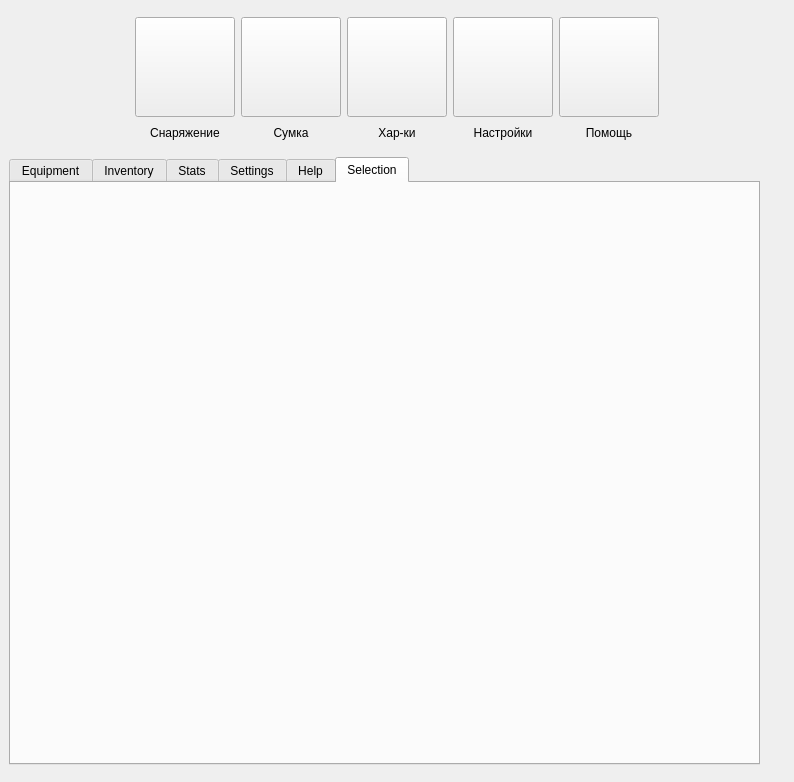
Old version of the form mainwindow.ui in the repository lDeathlWhisperl/TLHoN_SE.
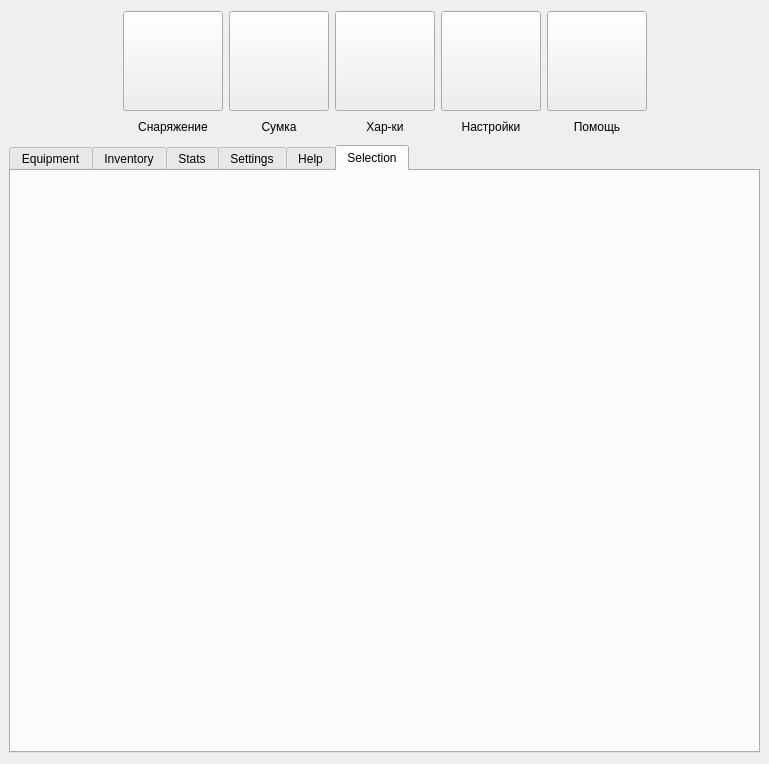
New version of the form. The open tabs and pages were chosen to show the change. Icons and pictures are not drawn.

```diff
--- a/mainwindow.ui
+++ b/mainwindow.ui
@@ -6,16 +6,28 @@
    <rect>
     <x>0</x>
     <y>0</y>
-    <width>794</width>
-    <height>782</height>
+    <width>769</width>
+    <height>764</height>
    </rect>
   </property>
   <property name="sizePolicy">
-   <sizepolicy hsizetype="Fixed" vsizetype="Fixed">
+   <sizepolicy hsizetype="Preferred" vsizetype="Preferred">
     <horstretch>0</horstretch>
     <verstretch>0</verstretch>
    </sizepolicy>
   </property>
+  <property name="minimumSize">
+   <size>
+    <width>0</width>
+    <height>0</height>
+   </size>
+  </property>
+  <property name="maximumSize">
+   <size>
+    <width>769</width>
+    <height>764</height>
+   </size>
+  </property>
   <property name="windowTitle">
    <string>TLHoN_IC</string>
   </property>
@@ -306,6 +318,18 @@
         <verstretch>0</verstretch>
        </sizepolicy>
       </property>
+      <property name="minimumSize">
+       <size>
+        <width>0</width>
+        <height>0</height>
+       </size>
+      </property>
+      <property name="maximumSize">
+       <size>
+        <width>16777215</width>
+        <height>16777215</height>
+       </size>
+      </property>
       <property name="styleSheet">
        <string notr="true"/>
       </property>
```
Left out of the diff: 6 changed lines with no effect on the pictures.
